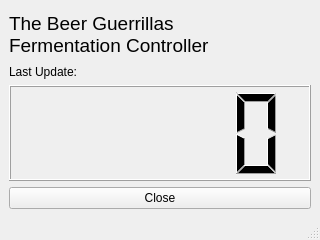
Old version of the form src/FermentationControl/fermentationcontrol/ui/mainwindow.ui in the repository ipa/GuerrillaBrew.
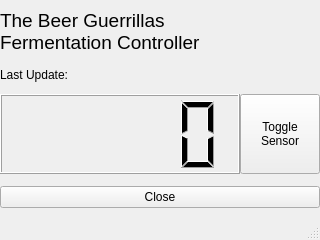
New version of the form.

Commit message: added toggle button to switch sensor

Diff of the .ui file:
```diff
--- a/src/FermentationControl/fermentationcontrol/ui/mainwindow.ui
+++ b/src/FermentationControl/fermentationcontrol/ui/mainwindow.ui
@@ -18,6 +18,21 @@
   </property>
   <widget class="QWidget" name="centralwidget">
    <layout class="QVBoxLayout" name="verticalLayout">
+    <property name="spacing">
+     <number>6</number>
+    </property>
+    <property name="leftMargin">
+     <number>0</number>
+    </property>
+    <property name="topMargin">
+     <number>0</number>
+    </property>
+    <property name="rightMargin">
+     <number>0</number>
+    </property>
+    <property name="bottomMargin">
+     <number>0</number>
+    </property>
     <item>
      <widget class="QLabel" name="label">
       <property name="maximumSize">
@@ -54,7 +69,31 @@
      </widget>
     </item>
     <item>
-     <widget class="QLCDNumber" name="lcdNumber"/>
+     <layout class="QHBoxLayout" name="horizontalLayout">
+      <property name="spacing">
+       <number>0</number>
+      </property>
+      <item>
+       <widget class="QLCDNumber" name="lcdNumber"/>
+      </item>
+      <item>
+       <widget class="QPushButton" name="toggleButton">
+        <property name="maximumSize">
+         <size>
+          <width>80</width>
+          <height>80</height>
+         </size>
+        </property>
+        <property name="text">
+         <string>Toggle
+Sensor</string>
+        </property>
+        <property name="checkable">
+         <bool>false</bool>
+        </property>
+       </widget>
+      </item>
+     </layout>
     </item>
     <item>
      <widget class="QPushButton" name="closeButton">
```
Left out of the diff: 2 changed lines with no effect on the pictures. The commit also changes 5 other files.
